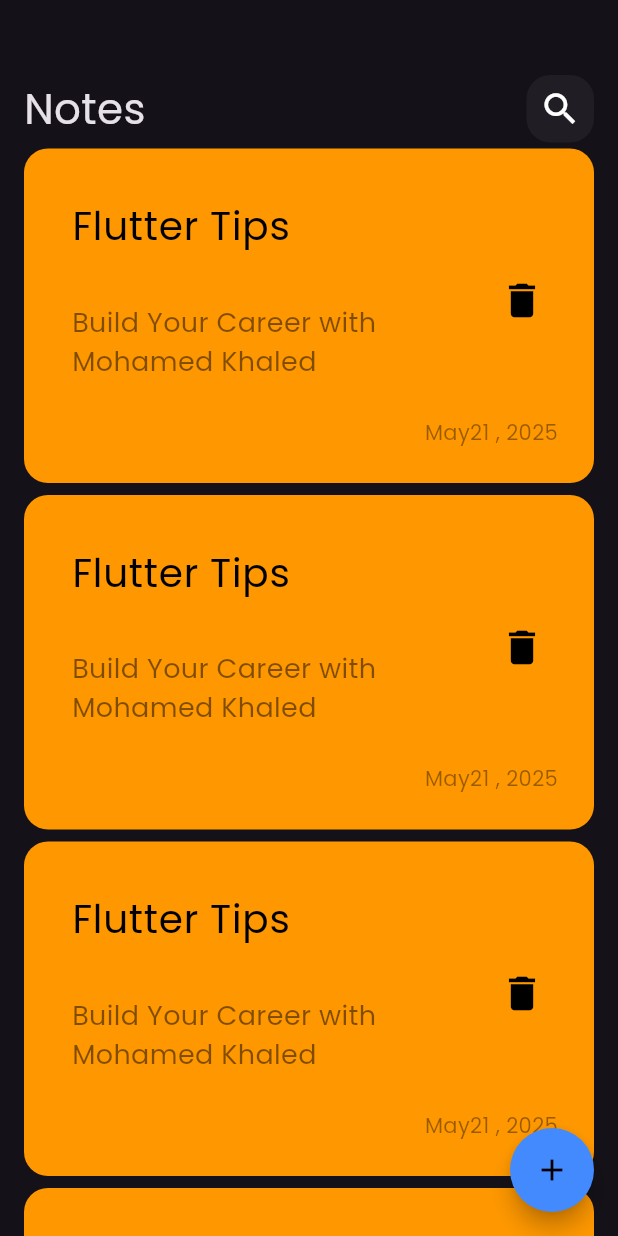
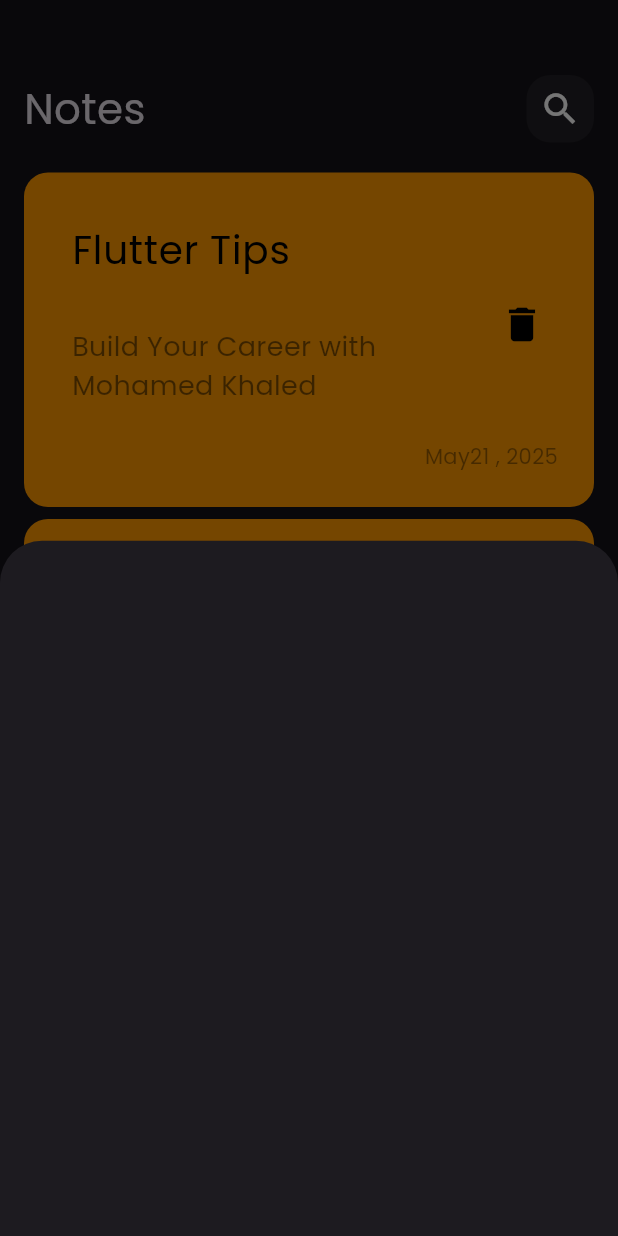
Before and after one commit to mohamed-khaled-ezz/note_app, a Flutter app: the screen it shows after launch, after a tap on the "add" icon, on a phone screen of 412 x 824 dp. Run offline on Flutter 3.47's test engine with Material 3 defaults, Android fonts, the phone set to English and light mode, and no system bars.

Commit message:
show model bottom sheet

```diff
--- a/lib/views/notes_view.dart
+++ b/lib/views/notes_view.dart
@@ -1,4 +1,5 @@
 import 'package:flutter/material.dart';
+import 'package:note_app/widgets/add_note_bottom_sheet.dart';
 import 'package:note_app/widgets/notes_view_body.dart';
 
 class NotesView extends StatelessWidget {
@@ -12,6 +13,10 @@ class NotesView extends StatelessWidget {
         backgroundColor: Colors.blueAccent[200],
         child: Icon(Icons.add,color: Colors.black,),
         onPressed: () {
+          showModalBottomSheet(context: context, builder: (context) {
+            return AddNoteBottomSheet();
+          },);
+
 
       },),
 
--- /dev/null
+++ b/lib/widgets/add_note_bottom_sheet.dart
@@ -0,0 +1,10 @@
+import 'package:flutter/material.dart';
+
+class AddNoteBottomSheet extends StatelessWidget {
+  const AddNoteBottomSheet({super.key});
+
+  @override
+  Widget build(BuildContext context) {
+    return Container();
+  }
+}
--- a/lib/widgets/note_list_view.dart
+++ b/lib/widgets/note_list_view.dart
@@ -11,11 +11,16 @@ class NotesListView extends StatelessWidget {
 
   @override
   Widget build(BuildContext context) {
-    return ListView.builder(itemBuilder: (context, index) {
-      return Padding(
-        padding: const EdgeInsets.symmetric(vertical: 4),
-        child: NoteItem(),
-      );
-    },);
+    return Padding(
+      padding: const EdgeInsets.symmetric(vertical: 16),
+      child: ListView.builder(
+        padding: EdgeInsets.zero,
+        itemBuilder: (context, index) {
+        return Padding(
+          padding: const EdgeInsets.symmetric(vertical: 4),
+          child: NoteItem(),
+        );
+      },),
+    );
   }
 }
```
